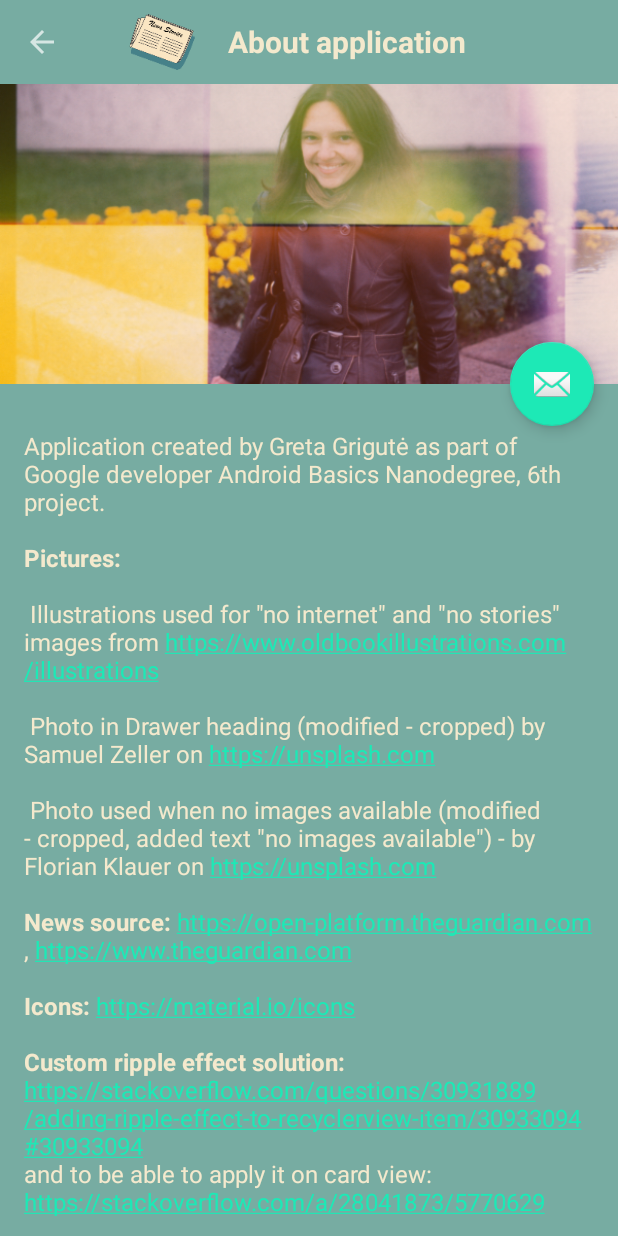
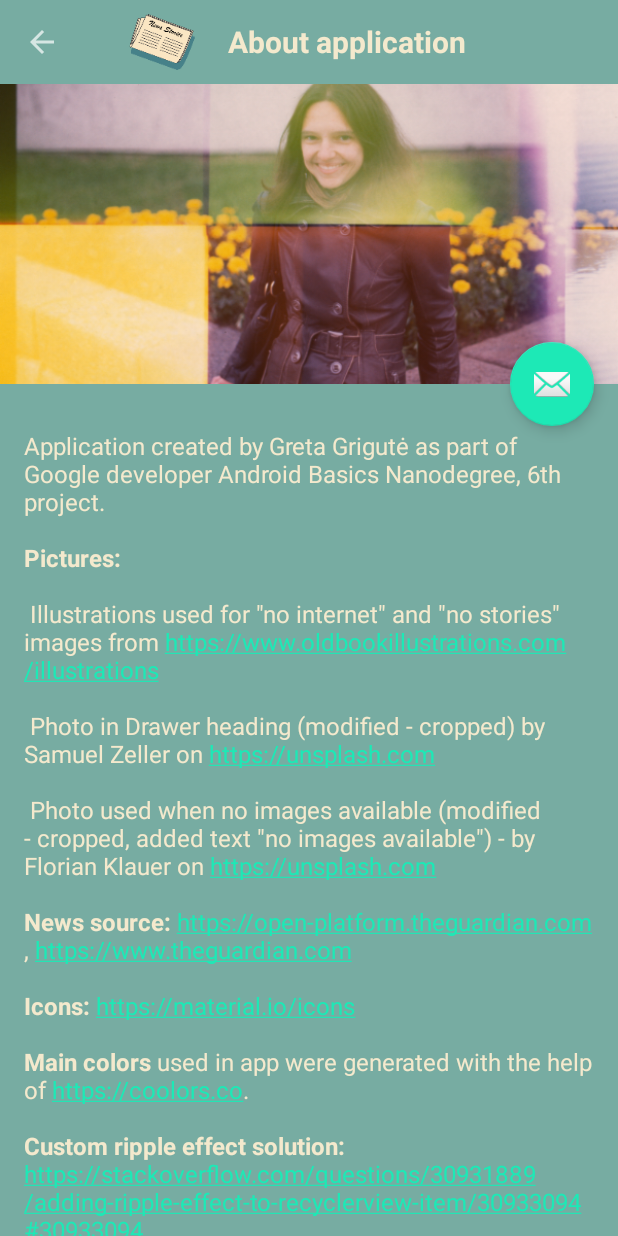
Before and after one commit to GretaGri/News-Stories, an Android app: the AboutApplicationActivity screen opened directly, with no data from a screen before it, on a phone screen of 412 x 824 dp. Run offline under Robolectric (Android 15) with nearby library versions, the light colour scheme and no system bars; Roboto replaces fonts that are not available here.

Commit message:
Fixed about application layout problems.

```diff
--- a/app/src/main/res/layout/activity_about_application.xml
+++ b/app/src/main/res/layout/activity_about_application.xml
@@ -38,7 +38,6 @@
             android:id="@+id/imageView"
             android:layout_width="match_parent"
             android:layout_height="@dimen/picture_height_about_app"
-            android:fitsSystemWindows="true"
             android:scaleType="centerCrop"
             android:src="@drawable/author_picture"
             app:layout_scrollFlags="scroll|enterAlwaysCollapsed"
@@ -47,20 +46,21 @@
 
     <android.support.v4.widget.NestedScrollView
         android:layout_width="match_parent"
-        android:layout_height="match_parent"
+        android:layout_height="wrap_content"
         android:background="@color/colorPrimary"
+        android:fitsSystemWindows="true"
         app:layout_behavior="@string/appbar_scrolling_view_behavior">
 
         <TextView
             android:id="@+id/about_application_description"
             android:layout_width="wrap_content"
             android:layout_height="wrap_content"
-            android:layout_marginBottom="@dimen/margin_medium"
-            android:layout_marginEnd="@dimen/margin_medium"
-            android:layout_marginLeft="@dimen/margin_medium"
-            android:layout_marginRight="@dimen/margin_medium"
-            android:layout_marginStart="@dimen/margin_medium"
-            android:layout_marginTop="@dimen/margin_max"
+            android:paddingBottom="@dimen/padding_max_top_bottom"
+            android:paddingEnd="@dimen/padding_max"
+            android:paddingRight="@dimen/padding_max"
+            android:paddingStart="@dimen/padding_max"
+            android:paddingLeft="@dimen/padding_max"
+            android:paddingTop="@dimen/padding_max_top_bottom"
             android:autoLink="web"
             android:fontFamily="@font/alegreya"
             android:linksClickable="true"
--- a/app/src/main/res/values/dimens.xml
+++ b/app/src/main/res/values/dimens.xml
@@ -17,5 +17,5 @@
     <dimen name="height_navigation_header_picture">160dp</dimen>
     <dimen name="picture_height_about_app">200dp</dimen>
     <dimen name="fab_margin">16dp</dimen>
-    <dimen name="margin_max">30dp</dimen>
+    <dimen name="padding_max_top_bottom">30dp</dimen>
 </resources>
--- a/app/src/main/res/values/strings.xml
+++ b/app/src/main/res/values/strings.xml
@@ -36,6 +36,7 @@
         \n\n Photo used when no images available (modified - cropped, added text \"no images available\") - by Florian Klauer on https://unsplash.com
         \n\n<b>News source:</b> https://open-platform.theguardian.com, https://www.theguardian.com
         \n\n<b>Icons:</b> https://material.io/icons
+        \n\n<b>Main colors</b> used in app were generated with the help of https://coolors.co.
         \n\n<b>Custom ripple effect solution:</b>
         \nhttps://stackoverflow.com/questions/30931889/adding-ripple-effect-to-recyclerview-item/30933094#30933094
         \nand to be able to apply it on card view: https://stackoverflow.com/a/28041873/5770629
@@ -44,7 +45,13 @@
         \nhttp://saulmm.github.io/mastering-coordinator https://lab.getbase.com/introduction-to-coordinator-layout-on-android
         \n\n<b>Recycler view learning sources:</b>
         \nhttp://www.vogella.com/tutorials/AndroidRecyclerView/article.html
-        \nhttps://www.androidhive.info/2016/01/android-working-with-recycler-view\n\n
+        \nhttps://www.androidhive.info/2016/01/android-working-with-recycler-view
+        \n\n<b>Retrieving Android API version programmatically:</b>
+        \nhttps://stackoverflow.com/questions/3423754/retrieving-android-api-version-programmatically
+        \n\n<b>How to add button tint programmatically:</b>
+        \nhttps://stackoverflow.com/questions/29801031/how-to-add-button-tint-programmatically
+        \n\n<b>Solution for storing API key (note: in the build gradle file you have to take care of all build types!):</b>
+        \nhttps://medium.com/code-better/hiding-api-keys-from-your-android-repository-b23f5598b906
         </string>
     <string name="email">greta.klimaite@gmail.com</string>
     <string name="feedback">Feedback about \"News Stories\" application</string>
```
